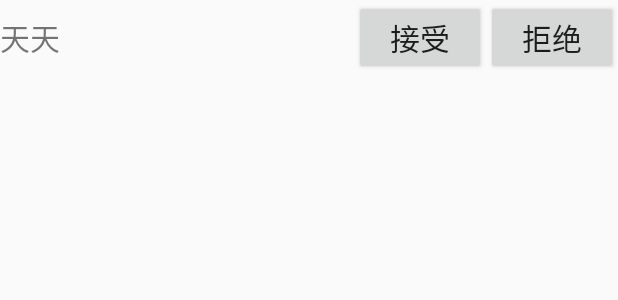
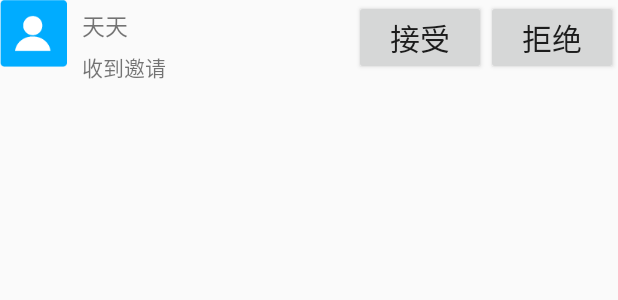
Before and after one commit to youniworld/easemobintegration, an Android app: the layout row_contact_invitation.xml on its own in the app's theme, with its tools: preview values and no code run, on a phone screen of 412 x 824 dp. Shown: the top 300 px of the screen. Run offline under Robolectric (Android 15) with nearby library versions, the phone set to English and light mode, and no system bars.

Commit message:
update invitations table field

```diff
--- a/TestApp/app/src/main/java/com/example/youni/testapp/ui/fragment/ContactListFragment.java
+++ b/TestApp/app/src/main/java/com/example/youni/testapp/ui/fragment/ContactListFragment.java
@@ -75,10 +75,10 @@ public class ContactListFragment extends EaseContactListFragment {
 
         if(appUsers != null){
             for(DemoUser user:appUsers.values()){
-                EaseUser easeUser = new EaseUser(user.hxId);
-                easeUser.setNick(user.userName);
+                EaseUser easeUser = new EaseUser(user.getHxId());
+                easeUser.setNick(user.getUserName());
 
-                easeUsers.put(user.hxId,easeUser );
+                easeUsers.put(user.getHxId(),easeUser );
             }
             setContactsMap(easeUsers);
             refresh();
--- a/TestApp/app/src/main/res/layout/row_contact_invitation.xml
+++ b/TestApp/app/src/main/res/layout/row_contact_invitation.xml
@@ -3,13 +3,34 @@
     android:orientation="horizontal" android:layout_width="match_parent"
     android:layout_height="match_parent">
 
-    <TextView
-        android:id="@+id/tv_user_name"
+    <ImageView
         android:layout_width="wrap_content"
         android:layout_height="wrap_content"
-        android:layout_weight="1"
-        android:textSize="20sp"
-        android:text="天天"/>
+        android:src="@drawable/em_default_avatar"
+        android:paddingRight="10dp"/>
+
+    <LinearLayout
+        android:layout_width="wrap_content"
+        android:layout_height="wrap_content"
+        android:orientation="vertical"
+        android:layout_weight="1">
+
+        <TextView
+            android:id="@+id/tv_user_name"
+            android:layout_width="wrap_content"
+            android:layout_height="wrap_content"
+            android:textSize="15sp"
+            android:paddingTop="5dp"
+            android:paddingBottom="5dp"
+            android:text="天天"/>
+
+        <TextView
+            android:id="@+id/tv_invite_reason"
+            android:layout_width="wrap_content"
+            android:layout_height="wrap_content"
+            android:text="收到邀请"/>
+
+    </LinearLayout>
 
     <Button
         android:id="@+id/btn_accept"
```
Also changed, not shown: TestApp/app/src/main/java/com/example/youni/testapp/model/DemoUser.java (+12 -5 lines), TestApp/app/src/main/java/com/example/youni/testapp/model/InvitationInfo.java (+21 -5 lines), TestApp/app/src/main/java/com/example/youni/testapp/model/Model.java (+27 -14 lines), TestApp/app/src/main/java/com/example/youni/testapp/model/db/DBManager.java (+67 -22 lines), TestApp/app/src/main/java/com/example/youni/testapp/ui/ContactInvitationActivity.java (+22 -1 lines), TestApp/app/src/main/res/drawable-xhdpi/em_default_avatar.png (added).
